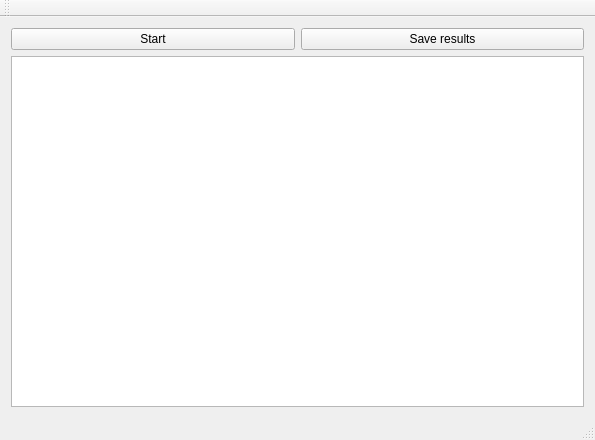
Above: secodstepsorter.ui from szazdenes/secondError before the change. Below: the same form after it.
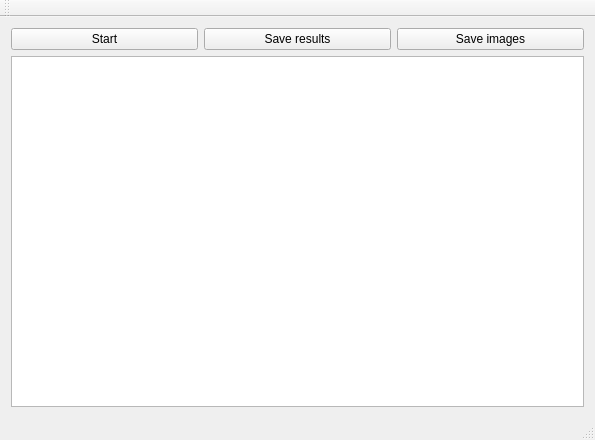
That is the form after the change.

```diff
--- a/secodstepsorter.ui
+++ b/secodstepsorter.ui
@@ -29,7 +29,14 @@
       </property>
      </widget>
     </item>
-    <item row="1" column="0" colspan="2">
+    <item row="0" column="2">
+     <widget class="QPushButton" name="pushButton_3">
+      <property name="text">
+       <string>Save images</string>
+      </property>
+     </widget>
+    </item>
+    <item row="1" column="0" colspan="3">
      <widget class="QListWidget" name="listWidget"/>
     </item>
    </layout>
```
